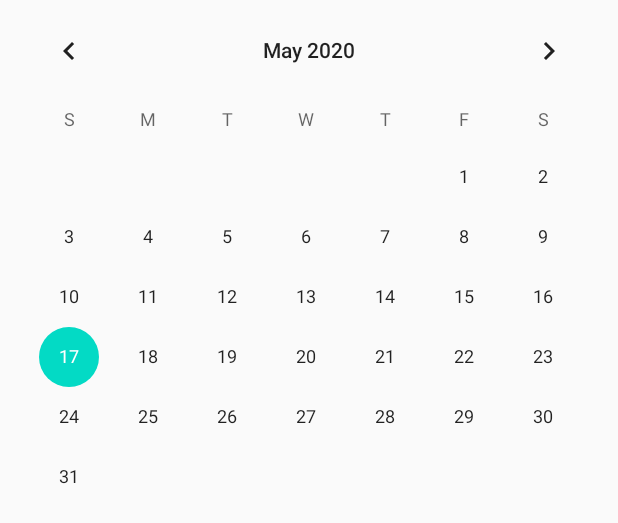
After one commit to Kavrese/Desires, an Android app: the layout dialog_maket_calendar.xml on its own in the app's theme, with its tools: preview values and no code run, on a phone screen of 412 x 824 dp. The commit adds this screen. Shown: the top 523 px of the screen. Run offline under Robolectric (Android 15) with nearby library versions, the phone set to English and light mode, and no system bars.

Commit message:
bug fixed and no other

```diff
--- a/app/src/main/AndroidManifest.xml
+++ b/app/src/main/AndroidManifest.xml
@@ -4,6 +4,7 @@
 
     <uses-permission android:name="android.permission.INTERNET" />
     <uses-permission android:name="android.permission.ACCESS_NETWORK_STATE" />
+    <uses-permission android:name="com.android.alarm.permission.SET_ALARM" />
 
     <application
         android:name=".MyApplication"
--- /dev/null
+++ b/app/src/main/res/layout/dialog_maket_calendar.xml
@@ -0,0 +1,11 @@
+<?xml version="1.0" encoding="utf-8"?>
+<LinearLayout
+    xmlns:android="http://schemas.android.com/apk/res/android" android:layout_width="match_parent"
+    android:layout_height="match_parent"
+    android:orientation="vertical">
+
+    <CalendarView
+        android:id="@+id/calendarView"
+        android:layout_width="match_parent"
+        android:layout_height="wrap_content" />
+</LinearLayout>
```
Also changed, not shown: app/src/main/java/com/example/yourdesires/DesiresActivity.java (+25 -7 lines), app/src/main/java/com/example/yourdesires/MainActivity.java (+10 -0 lines).
